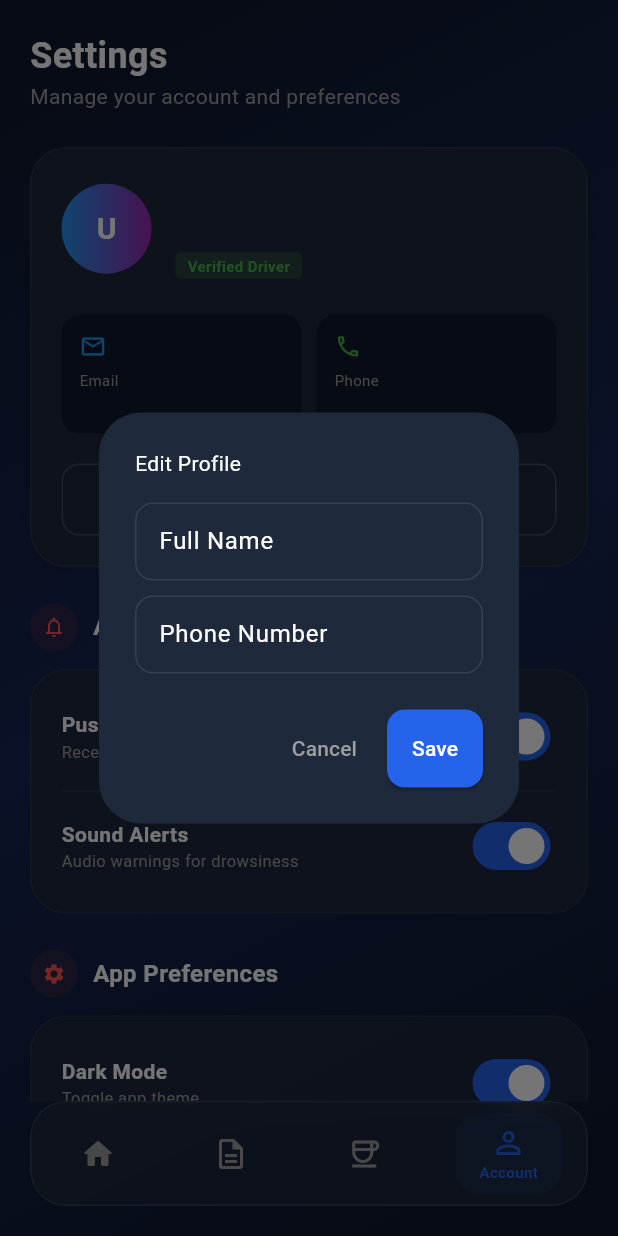
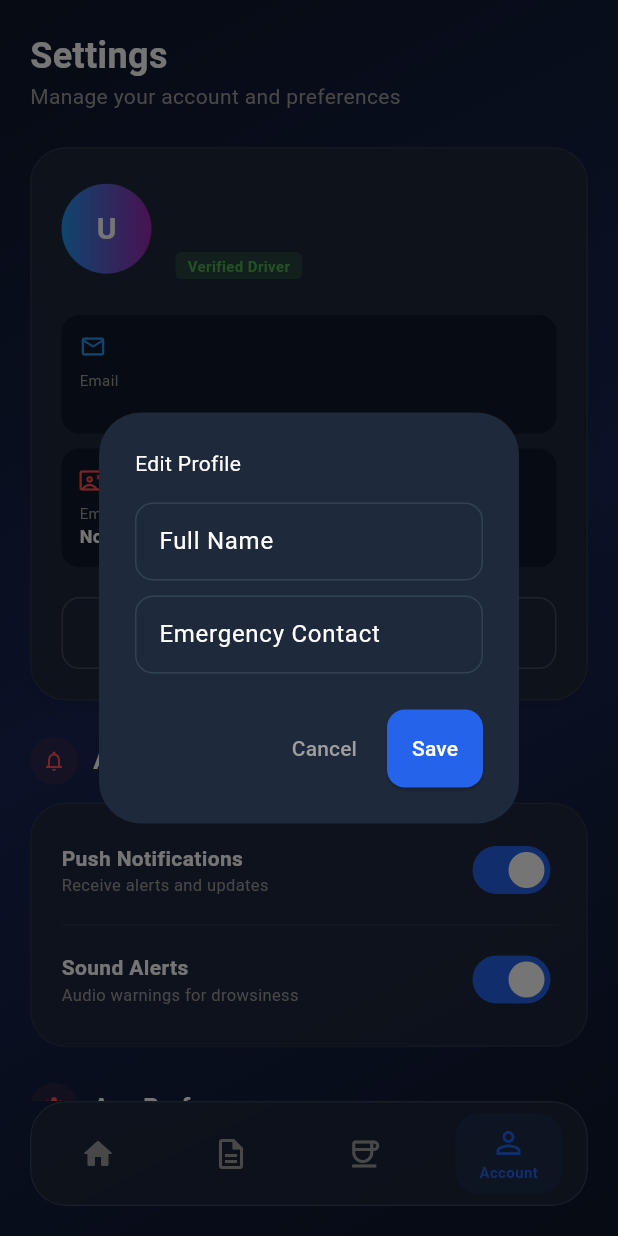
Before and after one commit to mohamed-abedeen/yaqdah_app_project, a Flutter app: the MainLayout screen opened directly with empty values, item 4 of the bottom bar chosen, after a tap on "Edit Profile", on a phone screen of 412 x 824 dp. Run offline on Flutter 3.47's test engine with Material 3 defaults, Android fonts, the phone set to English and light mode, and no system bars; our stand-ins replace audioplayers, camera, flutter_map, flutter_tts, geolocator, google_generative_ai and 7 more; missing offline and left inert: google_mlkit_face_detection; accounts and stored records are empty; network calls fail.

Commit message:
feat(database): remove phone number field and update user schema to include emergency contact refactor(settings): update profile dialog to handle emergency contact instead of phone number refactor(signup): modify signup process to collect emergency contact instead of phone number

```diff
--- a/lib/screens/settings_screen.dart
+++ b/lib/screens/settings_screen.dart
@@ -1,7 +1,7 @@
 import 'package:flutter/material.dart';
 import 'package:shared_preferences/shared_preferences.dart';
 import '../services/database_service.dart';
-import '../services/theme_service.dart'; // ✅ Import ThemeService
+import '../services/theme_service.dart';
 
 class SettingsScreen extends StatefulWidget {
   final VoidCallback onLogout;
@@ -18,24 +18,22 @@ class SettingsScreen extends StatefulWidget {
 }
 
 class _SettingsScreenState extends State<SettingsScreen> {
-  // Profile State
   late String _displayName;
-  late String _displayPhone;
+  // late String _displayPhone; // ❌ Removed
   late String _displayEmail;
+  late String _displayEmergencyContact;
 
-  // Toggle States (Local/Preferences)
   bool _pushNotifications = true;
   bool _soundAlerts = true;
 
   @override
   void initState() {
     super.initState();
-    // 1. Initialize User Data
     _displayName = widget.currentUser['fullName'] ?? "Driver";
-    _displayPhone = widget.currentUser['phone'] ?? "No Phone";
+    // _displayPhone = widget.currentUser['phone'] ?? "No Phone"; // ❌ Removed
     _displayEmail = widget.currentUser['email'] ?? "No Email";
+    _displayEmergencyContact = widget.currentUser['emergencyContact'] ?? "";
 
-    // 2. Load Local Preferences (Notifications/Sound)
     _loadLocalPreferences();
   }
 
@@ -54,8 +52,6 @@ class _SettingsScreenState extends State<SettingsScreen> {
     await prefs.setBool(key, value);
   }
 
-  // --- HELPER METHODS ---
-
   String _getInitials(String name) {
     if (name.isEmpty) return "U";
     List<String> parts = name.trim().split(" ");
@@ -65,11 +61,12 @@ class _SettingsScreenState extends State<SettingsScreen> {
     return name[0].toUpperCase();
   }
 
-  // --- DIALOGS ---
-
   void _showEditProfileDialog() {
     final nameController = TextEditingController(text: _displayName);
-    final phoneController = TextEditingController(text: _displayPhone);
+    // final phoneController = TextEditingController(text: _displayPhone); // ❌ Removed
+    final emergencyController = TextEditingController(
+      text: _displayEmergencyContact,
+    );
 
     showDialog(
       context: context,
@@ -79,7 +76,8 @@ class _SettingsScreenState extends State<SettingsScreen> {
           "Edit Profile",
           style: Theme.of(context).textTheme.bodyMedium,
         ),
-        content: Column(
+        content: SingleChildScrollView(
+          child: Column(
             mainAxisSize: MainAxisSize.min,
             children: [
               TextField(
@@ -88,12 +86,16 @@ class _SettingsScreenState extends State<SettingsScreen> {
                 decoration: const InputDecoration(labelText: "Full Name"),
               ),
               const SizedBox(height: 10),
+              // ❌ Removed Phone TextField
               TextField(
-              controller: phoneController,
+                controller: emergencyController,
                 style: Theme.of(context).textTheme.bodyMedium,
-              decoration: const InputDecoration(labelText: "Phone Number"),
+                decoration: const InputDecoration(
+                  labelText: "Emergency Contact",
+                ),
               ),
             ],
+          ),
         ),
         actions: [
           TextButton(
@@ -102,17 +104,17 @@ class _SettingsScreenState extends State<SettingsScreen> {
           ),
           ElevatedButton(
             onPressed: () async {
-              // 1. Update Database
+              // ✅ Updated updateUser call (No Phone)
               await DatabaseService.instance.updateUser(
                 _displayEmail,
                 nameController.text,
-                phoneController.text,
+                emergencyController.text,
               );
 
-              // 2. Update UI
               setState(() {
                 _displayName = nameController.text;
-                _displayPhone = phoneController.text;
+                _displayEmergencyContact = emergencyController.text;
+                // _displayPhone = phoneController.text; // ❌ Removed
               });
 
               if (mounted) Navigator.pop(context);
@@ -159,7 +161,6 @@ class _SettingsScreenState extends State<SettingsScreen> {
 
   @override
   Widget build(BuildContext context) {
-    // ✅ Read Dark Mode State from Service
     final isDarkMode = ThemeService.instance.isDarkMode.value;
     final cardColor = Theme.of(context).cardColor;
     final textColor =
@@ -278,13 +279,24 @@ class _SettingsScreenState extends State<SettingsScreen> {
                           context,
                         ),
                       ),
-                      const SizedBox(width: 10),
+                      // ❌ Removed Phone InfoBox
+                      // const SizedBox(width: 10),
+                      // Expanded(
+                      //   child: _infoBox(Icons.phone_outlined, "Phone", _displayPhone, Colors.green, context),
+                      // ),
+                    ],
+                  ),
+                  const SizedBox(height: 10),
+                  Row(
+                    children: [
                       Expanded(
                         child: _infoBox(
-                          Icons.phone_outlined,
-                          "Phone",
-                          _displayPhone,
-                          Colors.green,
+                          Icons.contact_emergency_outlined,
+                          "Emergency Contact",
+                          _displayEmergencyContact.isEmpty
+                              ? "Not Set"
+                              : _displayEmergencyContact,
+                          Colors.redAccent,
                           context,
                         ),
                       ),
@@ -362,7 +374,7 @@ class _SettingsScreenState extends State<SettingsScreen> {
 
             const SizedBox(height: 24),
 
-            // 3. PREFERENCES SECTION (Dark Mode)
+            // 3. PREFERENCES SECTION
             _sectionHeader(Icons.settings, "App Preferences", textColor),
             const SizedBox(height: 12),
             Container(
@@ -374,18 +386,13 @@ class _SettingsScreenState extends State<SettingsScreen> {
               ),
               child: Column(
                 children: [
-                  _buildSwitchRow(
-                    "Dark Mode",
-                    "Toggle app theme",
-                    isDarkMode, // ✅ Uses Global State
-                    (val) {
+                  _buildSwitchRow("Dark Mode", "Toggle app theme", isDarkMode, (
+                    val,
+                  ) {
                     setState(() {
-                        // ✅ Updates Global Service
                       ThemeService.instance.setDarkMode(val);
                     });
-                    },
-                    textColor,
-                  ),
+                  }, textColor),
                 ],
               ),
             ),
@@ -415,8 +422,6 @@ class _SettingsScreenState extends State<SettingsScreen> {
       ),
     );
   }
-
-  // --- WIDGET BUILDERS ---
 
   Widget _sectionHeader(IconData icon, String title, Color color) {
     return Row(
--- a/lib/screens/signup_screen.dart
+++ b/lib/screens/signup_screen.dart
@@ -13,7 +13,8 @@ class SignupScreen extends StatefulWidget {
 class _SignupScreenState extends State<SignupScreen> {
   final _nameController = TextEditingController();
   final _emailController = TextEditingController();
-  final _phoneController = TextEditingController();
+  // final _phoneController = TextEditingController(); // ❌ Removed
+  final _emergencyContactController = TextEditingController();
   final _passController = TextEditingController();
 
   @override
@@ -28,7 +29,6 @@ class _SignupScreenState extends State<SignupScreen> {
           gradient: LinearGradient(
             begin: Alignment.topLeft,
             end: Alignment.bottomRight,
-            // ✅ Uses Theme Colors
             colors: isDark
                 ? [
                     theme.colorScheme.background,
@@ -49,7 +49,6 @@ class _SignupScreenState extends State<SignupScreen> {
               child: Column(
                 children: [
                   const SizedBox(height: 20),
-                  // Logo
                   Container(
                     padding: const EdgeInsets.all(16),
                     decoration: BoxDecoration(
@@ -76,7 +75,6 @@ class _SignupScreenState extends State<SignupScreen> {
                   ),
                   const SizedBox(height: 30),
 
-                  // Toggle Button
                   Container(
                     padding: const EdgeInsets.all(4),
                     decoration: BoxDecoration(
@@ -105,7 +103,6 @@ class _SignupScreenState extends State<SignupScreen> {
                   ),
                   const SizedBox(height: 24),
 
-                  // Progress Bar
                   Row(
                     mainAxisAlignment: MainAxisAlignment.spaceBetween,
                     children: [
@@ -135,7 +132,6 @@ class _SignupScreenState extends State<SignupScreen> {
                   ),
                   const SizedBox(height: 24),
 
-                  // Form Container
                   Container(
                     padding: const EdgeInsets.all(24),
                     decoration: BoxDecoration(
@@ -172,10 +168,13 @@ class _SignupScreenState extends State<SignupScreen> {
                           _emailController,
                         ),
                         const SizedBox(height: 16),
+                        // ❌ Removed Phone Input
+                        // _buildInput("Phone Number", Icons.phone_outlined, _phoneController),
+                        // const SizedBox(height: 16),
                         _buildInput(
-                          "Phone Number",
-                          Icons.phone_outlined,
-                          _phoneController,
+                          "Emergency Contact",
+                          Icons.contact_emergency_outlined,
+                          _emergencyContactController,
                         ),
                         const SizedBox(height: 16),
                         _buildInput(
@@ -190,19 +189,22 @@ class _SignupScreenState extends State<SignupScreen> {
                           width: double.infinity,
                           child: ElevatedButton(
                             onPressed: () async {
+                              // ✅ Updated register call (No Phone)
                               bool success = await DatabaseService.instance
                                   .registerUser(
                                     _emailController.text,
                                     _passController.text,
                                     _nameController.text,
-                                    _phoneController.text,
+                                    _emergencyContactController.text,
                                   );
 
                               if (success) {
                                 Map<String, dynamic> newUser = {
                                   'fullName': _nameController.text,
                                   'email': _emailController.text,
-                                  'phone': _phoneController.text,
+                                  'emergencyContact':
+                                      _emergencyContactController.text,
+                                  // 'phone': _phoneController.text, // ❌ Removed
                                 };
                                 widget.onLogin(newUser);
                                 Navigator.popUntil(
@@ -275,7 +277,6 @@ class _SignupScreenState extends State<SignupScreen> {
     TextEditingController controller, {
     bool isPassword = false,
   }) {
-    // Uses Global Theme for styles
     return TextField(
       controller: controller,
       obscureText: isPassword,
--- a/lib/services/database_service.dart
+++ b/lib/services/database_service.dart
@@ -19,23 +19,24 @@ class DatabaseService {
     final dbPath = await getDatabasesPath();
     final path = join(dbPath, filePath);
 
-    // ✅ Version increased to 2 for schema changes
+    // ✅ Version increased to 4 (Phone number removed)
     return await openDatabase(
       path,
-      version: 2,
+      version: 4,
       onCreate: _createDB,
       onUpgrade: _onUpgrade,
     );
   }
 
   Future<void> _createDB(Database db, int version) async {
+    // ✅ Removed 'phone' column
     await db.execute('''
       CREATE TABLE users (
         id INTEGER PRIMARY KEY AUTOINCREMENT,
         email TEXT NOT NULL UNIQUE,
         password TEXT NOT NULL,
         fullName TEXT NOT NULL,
-        phone TEXT NOT NULL
+        emergencyContact TEXT
       )
     ''');
 
@@ -46,16 +47,20 @@ class DatabaseService {
         duration TEXT NOT NULL,
         distance TEXT NOT NULL,
         status TEXT NOT NULL,
-        alerts TEXT  -- ✅ New column to store JSON list of events
+        alerts TEXT
       )
     ''');
   }
 
-  // ✅ Handle database upgrades
   Future<void> _onUpgrade(Database db, int oldVersion, int newVersion) async {
     if (oldVersion < 2) {
       await db.execute('ALTER TABLE trips ADD COLUMN alerts TEXT');
     }
+    if (oldVersion < 3) {
+      await db.execute('ALTER TABLE users ADD COLUMN emergencyContact TEXT');
+    }
+    // Note: SQLite does not support dropping columns easily in ALTER TABLE.
+    // The 'phone' column will remain for old users but be ignored by the code.
   }
 
   String _hashPassword(String password) {
@@ -64,11 +69,12 @@ class DatabaseService {
     return digest.toString();
   }
 
+  // ✅ Removed 'phone' parameter
   Future<bool> registerUser(
     String email,
     String password,
     String fullName,
-    String phone,
+    String emergencyContact,
   ) async {
     final db = await instance.database;
     try {
@@ -77,7 +83,8 @@ class DatabaseService {
         'email': email,
         'password': hashedPassword,
         'fullName': fullName,
-        'phone': phone,
+        'emergencyContact': emergencyContact,
+        // 'phone': phone, // ❌ Removed
       });
       return true;
     } catch (e) {
@@ -106,17 +113,25 @@ class DatabaseService {
     return result.isNotEmpty ? result.first : null;
   }
 
-  Future<int> updateUser(String email, String newName, String newPhone) async {
+  // ✅ Removed 'newPhone' parameter
+  Future<int> updateUser(
+    String email,
+    String newName,
+    String newEmergency,
+  ) async {
     final db = await instance.database;
     return await db.update(
       'users',
-      {'fullName': newName, 'phone': newPhone},
+      {
+        'fullName': newName,
+        'emergencyContact': newEmergency,
+        // 'phone': newPhone // ❌ Removed
+      },
       where: 'email = ?',
       whereArgs: [email],
     );
   }
 
-  // ✅ Updated saveTrip to accept alert history
   Future<void> saveTrip(
     String duration,
     String distance,
@@ -129,7 +144,7 @@ class DatabaseService {
       'duration': duration,
       'distance': distance,
       'status': status,
-      'alerts': jsonEncode(alerts), // Store as JSON string
+      'alerts': jsonEncode(alerts),
     });
   }
 
```
Lines whose indentation alone changed are shown as unchanged.
